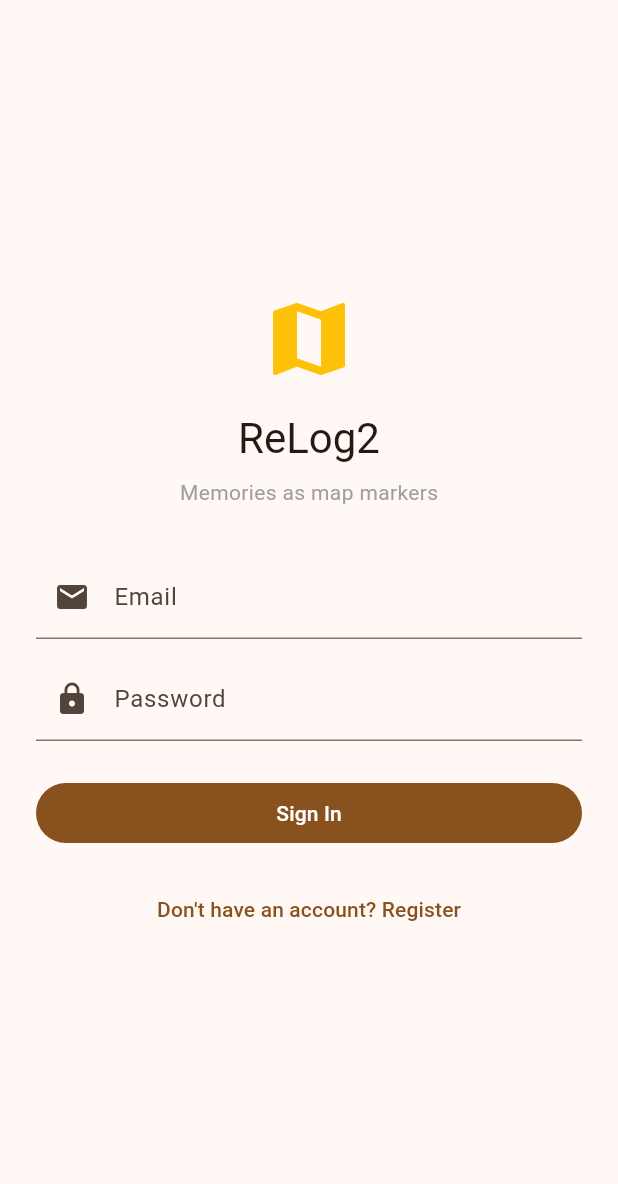
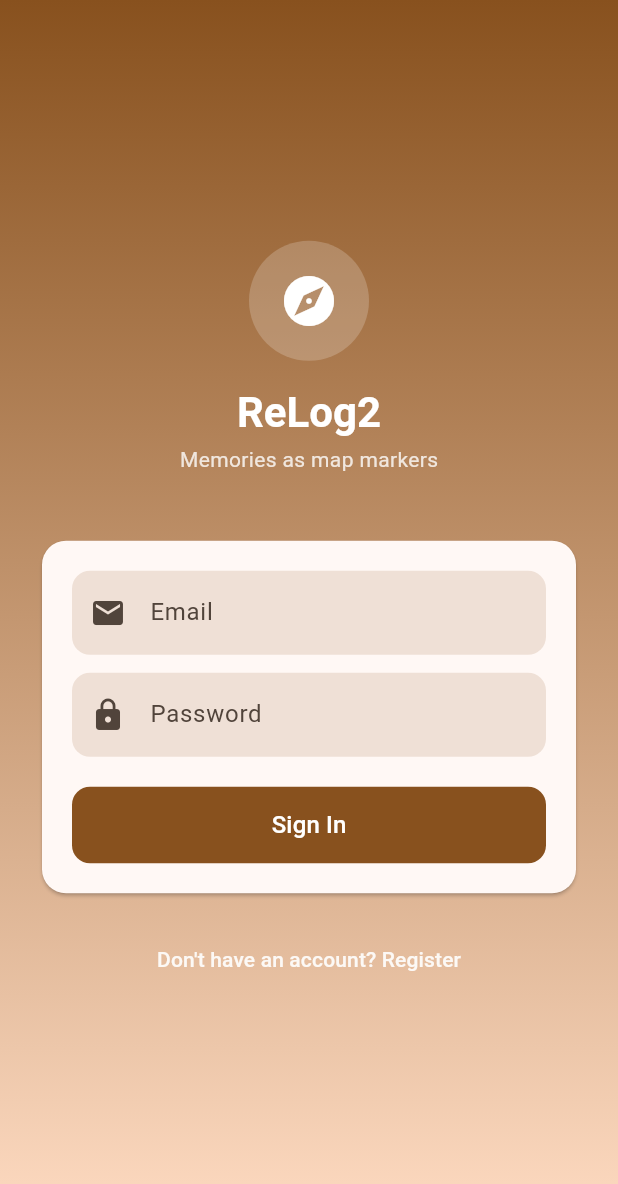
Before and after one commit to jaxontan/ReLog2, a Flutter app: the screen it shows after launch, on a phone screen of 412 x 824 dp. Shown: the top 1184 px of the screen. Run offline on Flutter 3.47's test engine with Material 3 defaults, Android fonts, the phone set to English and light mode, and no system bars; our stand-ins replace camera, flutter_map, flutter_riverpod, geolocator, go_router, latlong2 and 1 more; missing offline and left inert: record; accounts and stored records are empty.

Commit message:
style: login hero gradient + album cards redesign

```diff
--- a/lib/features/auth/presentation/views/login_screen.dart
+++ b/lib/features/auth/presentation/views/login_screen.dart
@@ -19,27 +19,56 @@ class _LoginScreenState extends ConsumerState<LoginScreen> {
 
   @override
   Widget build(BuildContext context) {
+    final scheme = Theme.of(context).colorScheme;
     return Scaffold(
-      body: Center(child: SingleChildScrollView(padding: const EdgeInsets.all(24), child: Column(
-        mainAxisSize: MainAxisSize.min, children: [
-        const Icon(Icons.map, size: 64, color: Colors.amber),
+      body: Container(
+        decoration: BoxDecoration(
+          gradient: LinearGradient(
+            begin: Alignment.topCenter, end: Alignment.bottomCenter,
+            colors: [scheme.primary, scheme.primaryContainer],
+          ),
+        ),
+        child: SafeArea(
+          child: Center(child: SingleChildScrollView(
+            padding: const EdgeInsets.symmetric(horizontal: 24),
+            child: Column(mainAxisSize: MainAxisSize.min, children: [
+              const SizedBox(height: 48),
+              Container(
+                width: 80, height: 80,
+                decoration: BoxDecoration(
+                  color: Colors.white.withValues(alpha: 0.2),
+                  shape: BoxShape.circle,
+                ),
+                child: const Icon(Icons.explore, size: 40, color: Colors.white),
+              ),
               const SizedBox(height: 16),
-        Text('ReLog2', style: Theme.of(context).textTheme.headlineMedium),
-        const SizedBox(height: 8),
-        Text('Memories as map markers', style: Theme.of(context).textTheme.bodyMedium?.copyWith(color: Colors.grey)),
-        const SizedBox(height: 32),
-        TextField(controller: _email, decoration: const InputDecoration(labelText: 'Email', prefixIcon: Icon(Icons.email)), keyboardType: TextInputType.emailAddress),
+              Text('ReLog2', style: Theme.of(context).textTheme.headlineMedium?.copyWith(color: Colors.white, fontWeight: FontWeight.bold)),
+              const SizedBox(height: 4),
+              Text('Memories as map markers', style: TextStyle(color: Colors.white.withValues(alpha: 0.8), fontSize: 14)),
+              const SizedBox(height: 40),
+              Card(
+                color: scheme.surface,
+                shape: RoundedRectangleBorder(borderRadius: BorderRadius.circular(16)),
+                child: Padding(padding: const EdgeInsets.all(20), child: Column(children: [
+                  TextField(controller: _email, decoration: InputDecoration(labelText: 'Email', prefixIcon: const Icon(Icons.email), filled: true, fillColor: scheme.surfaceContainerHighest, border: OutlineInputBorder(borderRadius: BorderRadius.circular(12), borderSide: BorderSide.none))),
                   const SizedBox(height: 12),
-        TextField(controller: _pass, decoration: const InputDecoration(labelText: 'Password', prefixIcon: Icon(Icons.lock)), obscureText: true),
-        if (_error != null) Padding(padding: const EdgeInsets.only(top: 12), child: Text(_error!, style: TextStyle(color: Theme.of(context).colorScheme.error))),
-        const SizedBox(height: 24),
+                  TextField(controller: _pass, decoration: InputDecoration(labelText: 'Password', prefixIcon: const Icon(Icons.lock), filled: true, fillColor: scheme.surfaceContainerHighest, border: OutlineInputBorder(borderRadius: BorderRadius.circular(12), borderSide: BorderSide.none)), obscureText: true),
+                  if (_error != null) Padding(padding: const EdgeInsets.only(top: 12), child: Text(_error!, style: TextStyle(color: scheme.error, fontSize: 13))),
+                  const SizedBox(height: 20),
                   SizedBox(width: double.infinity, child: FilledButton(
+                    style: FilledButton.styleFrom(padding: const EdgeInsets.symmetric(vertical: 14), shape: RoundedRectangleBorder(borderRadius: BorderRadius.circular(12))),
                     onPressed: _loading ? null : _login,
-          child: _loading ? const SizedBox(width: 20, height: 20, child: CircularProgressIndicator(strokeWidth: 2)) : const Text('Sign In'),
+                    child: _loading ? const SizedBox(width: 20, height: 20, child: CircularProgressIndicator(strokeWidth: 2, color: Colors.white)) : const Text('Sign In', style: TextStyle(fontSize: 16)),
                   )),
+                ])),
+              ),
               const SizedBox(height: 16),
-        TextButton(onPressed: () => context.go('/register'), child: const Text("Don't have an account? Register")),
-      ]))),
+              TextButton(onPressed: () => context.go('/register'), child: Text("Don't have an account? Register", style: TextStyle(color: Colors.white.withValues(alpha: 0.9)))),
+              const SizedBox(height: 48),
+            ]),
+          )),
+        ),
+      ),
     );
   }
 
```
Also changed, not shown: lib/features/albums/presentation/views/album_list_screen.dart (+59 -46 lines). Lines whose indentation alone changed are shown as unchanged.
